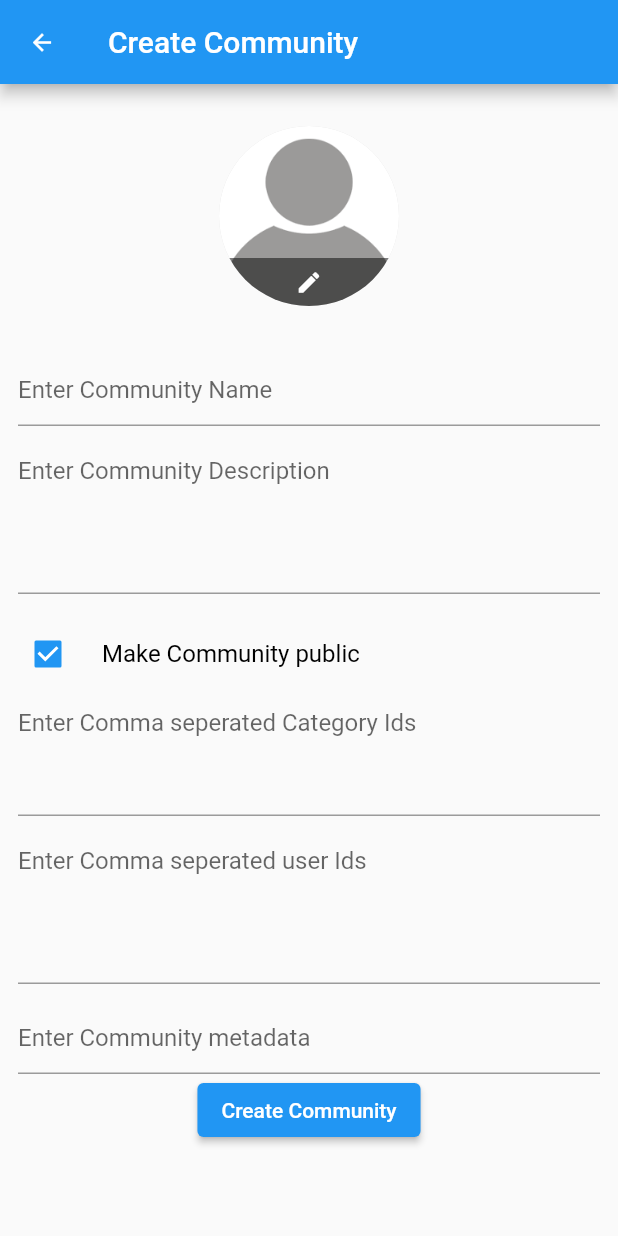
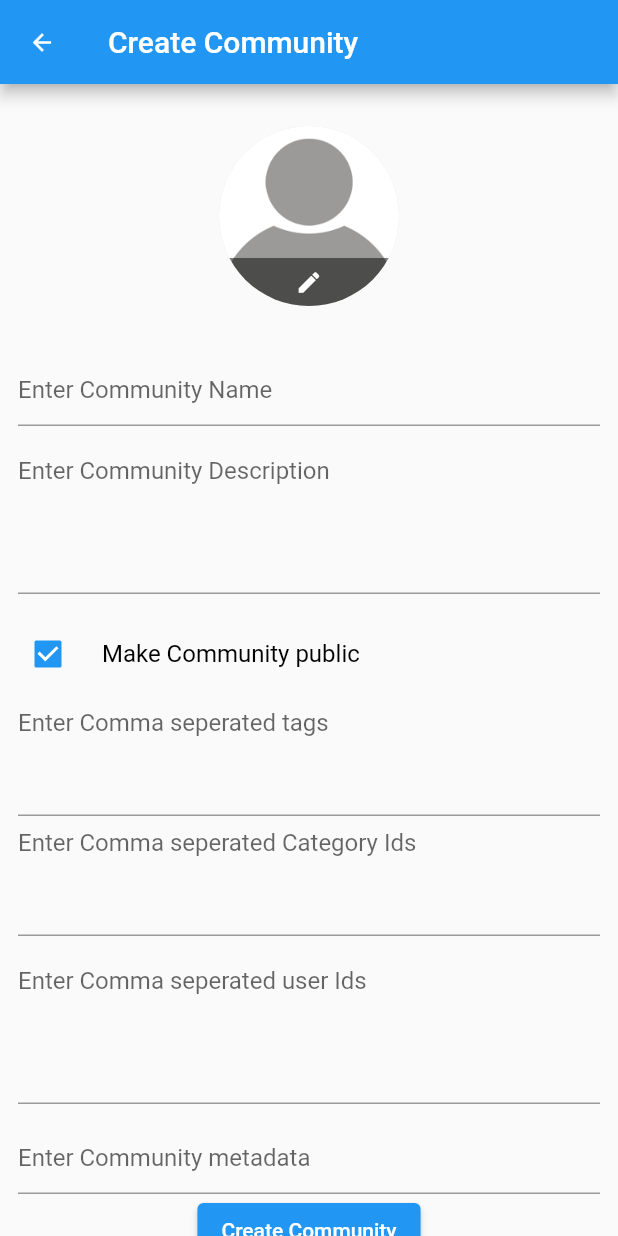
Before and after one commit to AmityCo/Amity-Social-Cloud-SDK-Flutter-Sample-App, a Flutter app: the CommunityCreateScreen screen opened by its route, on a phone screen of 412 x 824 dp. Run offline on Flutter 3.47's test engine with Material 2 defaults, Android fonts, the light colour scheme and no system bars; our stand-ins replace chewie, file_picker, firebase_core, firebase_messaging, get, get_it and 3 more; missing offline and left inert: amity_sdk; accounts and stored records are empty.

Commit message:
feat: add tags in community creation page

```diff
--- a/code_snippet/community/amity_community_creation.dart
+++ b/code_snippet/community/amity_community_creation.dart
@@ -18,6 +18,7 @@ class AmityCommunityCreation {
         .createCommunity('Community Name')
         .description('Community Description')
         .avatar(communityAvatar)
+        .tags(['tag1', 'tag2'])
         .isPublic(true) //to choose wether it's public or not
         .metadata({'key': 'value'}) //for extra metadata
         .userIds([
--- a/lib/presentation/screen/community_create/community_create_screen.dart
+++ b/lib/presentation/screen/community_create/community_create_screen.dart
@@ -23,6 +23,7 @@ class _CommunityCreateScreenState extends State<CommunityCreateScreen> {
   final _catsEditController = TextEditingController();
   final _userIdsEditController = TextEditingController();
   final _metadataEditController = TextEditingController();
+  final _tagsEditController = TextEditingController();
 
   bool _isPublic = true;
 
@@ -122,6 +123,18 @@ class _CommunityCreateScreenState extends State<CommunityCreateScreen> {
                 SizedBox(
                   height: 80,
                   child: TextFormField(
+                    controller: _tagsEditController,
+                    expands: true,
+                    maxLines: null,
+                    decoration: const InputDecoration(
+                      hintText: 'Enter Comma seperated tags',
+                      isDense: true,
+                    ),
+                  ),
+                ),
+                SizedBox(
+                  height: 80,
+                  child: TextFormField(
                     controller: _catsEditController,
                     expands: true,
                     maxLines: null,
@@ -204,7 +217,9 @@ class _CommunityCreateScreenState extends State<CommunityCreateScreen> {
     if (_catsEditController.text.isNotEmpty) {
       communityCreator.categoryIds(_catsEditController.text.trim().split(','));
     }
-
+    if (_tagsEditController.text.isNotEmpty) {
+      communityCreator.tags(_tagsEditController.text.trim().split(','));
+    }
     if (_userIdsEditController.text.isNotEmpty) {
       communityCreator.userIds(_userIdsEditController.text.trim().split(','));
     }
```
Also changed, not shown: lib/core/widget/community_widget.dart (+9 -4 lines).
